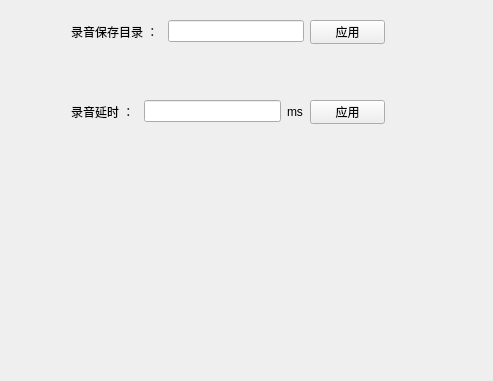
Above: Setup4AutoTest.ui from YeeeeRQ/SpeakerTest before the change. Below: the same form after it.
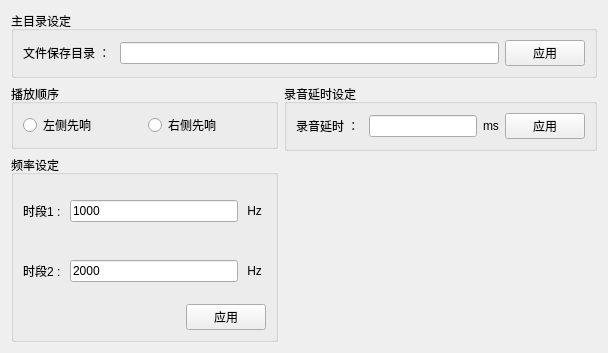
That is the form after the change.

What changed in the file:
```diff
--- a/Setup4AutoTest.ui
+++ b/Setup4AutoTest.ui
@@ -6,53 +6,30 @@
    <rect>
     <x>0</x>
     <y>0</y>
-    <width>493</width>
-    <height>381</height>
+    <width>608</width>
+    <height>353</height>
    </rect>
   </property>
   <property name="windowTitle">
    <string>Form</string>
   </property>
-  <widget class="QPushButton" name="pushButton">
-   <property name="geometry">
-    <rect>
-     <x>310</x>
-     <y>20</y>
-     <width>75</width>
-     <height>24</height>
-    </rect>
-   </property>
-   <property name="text">
-    <string>应用</string>
-   </property>
-  </widget>
-  <widget class="QPushButton" name="pushButton_2">
-   <property name="geometry">
-    <rect>
-     <x>310</x>
-     <y>100</y>
-     <width>75</width>
-     <height>24</height>
-    </rect>
-   </property>
-   <property name="text">
-    <string>应用</string>
-   </property>
-  </widget>
-  <widget class="QWidget" name="">
-   <property name="geometry">
-    <rect>
-     <x>71</x>
-     <y>20</y>
-     <width>233</width>
-     <height>23</height>
-    </rect>
-   </property>
+  <layout class="QHBoxLayout" name="horizontalLayout_10">
+   <item>
+    <layout class="QVBoxLayout" name="verticalLayout_7">
+     <item>
+      <widget class="QGroupBox" name="groupBox_3">
+       <property name="title">
+        <string>主目录设定</string>
+       </property>
+       <layout class="QVBoxLayout" name="verticalLayout_3">
+        <item>
+         <layout class="QHBoxLayout" name="horizontalLayout_6">
+          <item>
    <layout class="QHBoxLayout" name="horizontalLayout_2">
     <item>
      <widget class="QLabel" name="label_2">
       <property name="text">
-       <string>录音保存目录 ： </string>
+               <string>文件保存目录 ： </string>
       </property>
      </widget>
     </item>
@@ -60,16 +37,144 @@
      <widget class="QLineEdit" name="lineEdit_2"/>
     </item>
    </layout>
-  </widget>
-  <widget class="QWidget" name="">
-   <property name="geometry">
-    <rect>
-     <x>71</x>
-     <y>100</y>
-     <width>232</width>
-     <height>23</height>
-    </rect>
-   </property>
+          </item>
+          <item>
+           <widget class="QPushButton" name="pushButton">
+            <property name="text">
+             <string>应用</string>
+            </property>
+           </widget>
+          </item>
+         </layout>
+        </item>
+       </layout>
+      </widget>
+     </item>
+     <item>
+      <layout class="QHBoxLayout" name="horizontalLayout_8">
+       <item>
+        <layout class="QVBoxLayout" name="verticalLayout_5" stretch="1,3">
+         <item>
+          <widget class="QGroupBox" name="groupBox">
+           <property name="title">
+            <string>播放顺序</string>
+           </property>
+           <layout class="QVBoxLayout" name="verticalLayout">
+            <item>
+             <layout class="QHBoxLayout" name="horizontalLayout_3">
+              <item>
+               <widget class="QRadioButton" name="radioButton">
+                <property name="text">
+                 <string>左侧先响</string>
+                </property>
+               </widget>
+              </item>
+              <item>
+               <widget class="QRadioButton" name="radioButton_2">
+                <property name="text">
+                 <string>右侧先响</string>
+                </property>
+               </widget>
+              </item>
+             </layout>
+            </item>
+           </layout>
+          </widget>
+         </item>
+         <item>
+          <widget class="QGroupBox" name="groupBox_2">
+           <property name="title">
+            <string>频率设定</string>
+           </property>
+           <layout class="QVBoxLayout" name="verticalLayout_2">
+            <item>
+             <layout class="QHBoxLayout" name="horizontalLayout_4">
+              <item>
+               <widget class="QLabel" name="label_4">
+                <property name="text">
+                 <string>时段1 : </string>
+                </property>
+               </widget>
+              </item>
+              <item>
+               <widget class="QLineEdit" name="lineEdit_3">
+                <property name="text">
+                 <string>1000</string>
+                </property>
+               </widget>
+              </item>
+              <item>
+               <widget class="QLabel" name="label_5">
+                <property name="text">
+                 <string> Hz </string>
+                </property>
+               </widget>
+              </item>
+             </layout>
+            </item>
+            <item>
+             <layout class="QHBoxLayout" name="horizontalLayout_5">
+              <item>
+               <widget class="QLabel" name="label_6">
+                <property name="text">
+                 <string>时段2 : </string>
+                </property>
+               </widget>
+              </item>
+              <item>
+               <widget class="QLineEdit" name="lineEdit_4">
+                <property name="text">
+                 <string>2000</string>
+                </property>
+               </widget>
+              </item>
+              <item>
+               <widget class="QLabel" name="label_7">
+                <property name="text">
+                 <string> Hz </string>
+                </property>
+               </widget>
+              </item>
+             </layout>
+            </item>
+            <item>
+             <layout class="QHBoxLayout" name="horizontalLayout_9">
+              <item>
+               <spacer name="horizontalSpacer">
+                <property name="orientation">
+                 <enum>Qt::Horizontal</enum>
+                </property>
+                <property name="sizeHint" stdset="0">
+                 <size>
+                  <width>40</width>
+                  <height>20</height>
+                 </size>
+                </property>
+               </spacer>
+              </item>
+              <item>
+               <widget class="QPushButton" name="pushButton_3">
+                <property name="text">
+                 <string>应用</string>
+                </property>
+               </widget>
+              </item>
+             </layout>
+            </item>
+           </layout>
+          </widget>
+         </item>
+        </layout>
+       </item>
+       <item>
+        <layout class="QVBoxLayout" name="verticalLayout_6">
+         <item>
+          <widget class="QGroupBox" name="groupBox_4">
+           <property name="title">
+            <string>录音延时设定</string>
+           </property>
+           <layout class="QHBoxLayout" name="horizontalLayout_7">
+            <item>
    <layout class="QHBoxLayout" name="horizontalLayout">
     <item>
      <widget class="QLabel" name="label">
@@ -89,7 +194,37 @@
      </widget>
     </item>
    </layout>
-  </widget>
+            </item>
+            <item>
+             <widget class="QPushButton" name="pushButton_2">
+              <property name="text">
+               <string>应用</string>
+              </property>
+             </widget>
+            </item>
+           </layout>
+          </widget>
+         </item>
+         <item>
+          <spacer name="verticalSpacer">
+           <property name="orientation">
+            <enum>Qt::Vertical</enum>
+           </property>
+           <property name="sizeHint" stdset="0">
+            <size>
+             <width>20</width>
+             <height>88</height>
+            </size>
+           </property>
+          </spacer>
+         </item>
+        </layout>
+       </item>
+      </layout>
+     </item>
+    </layout>
+   </item>
+  </layout>
  </widget>
  <resources/>
  <connections/>
```
Lines whose indentation alone changed are shown as unchanged.
